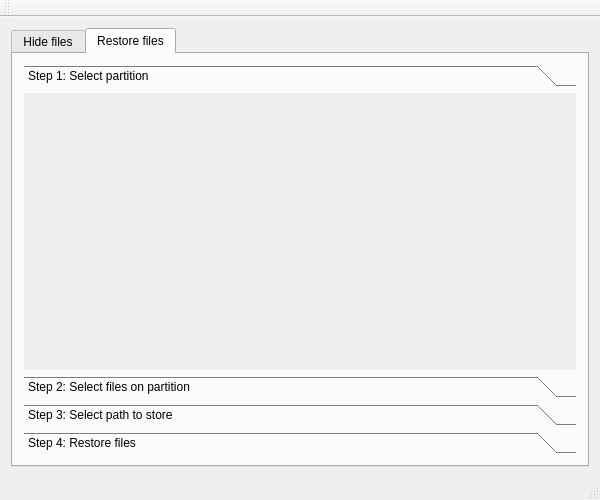
Before: the Qt Designer form gui/HideMeFatty/mainwindow.ui in stryku/HideMeFatty, drawn with Qt 5.
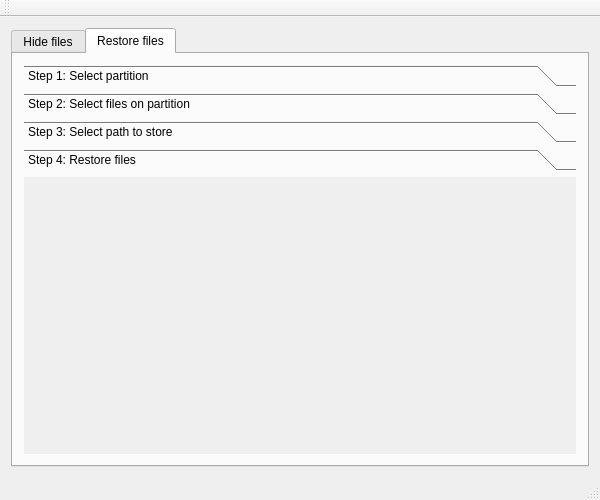
After: the same form once the commit is applied. The open tabs and pages were chosen to show the change.

Commit message: renamed steps

Diff of the .ui file:
```diff
--- a/gui/HideMeFatty/mainwindow.ui
+++ b/gui/HideMeFatty/mainwindow.ui
@@ -199,9 +199,9 @@
         <item row="0" column="0">
          <widget class="QToolBox" name="toolBox_2">
           <property name="currentIndex">
-           <number>0</number>
+           <number>3</number>
           </property>
-          <widget class="QWidget" name="step1">
+          <widget class="QWidget" name="restoringStep1">
            <property name="geometry">
             <rect>
              <x>0</x>
@@ -214,7 +214,7 @@
             <string>Step 1: Select partition</string>
            </attribute>
           </widget>
-          <widget class="QWidget" name="step2">
+          <widget class="QWidget" name="restoringStep2">
            <property name="geometry">
             <rect>
              <x>0</x>
@@ -227,12 +227,28 @@
             <string>Step 2: Select files on partition</string>
            </attribute>
           </widget>
-          <widget class="QWidget" name="step3">
+          <widget class="QWidget" name="restoringStep3">
+           <property name="geometry">
+            <rect>
+             <x>0</x>
+             <y>0</y>
+             <width>558</width>
+             <height>277</height>
+            </rect>
+           </property>
            <attribute name="label">
             <string>Step 3: Select path to store</string>
            </attribute>
           </widget>
-          <widget class="QWidget" name="step4">
+          <widget class="QWidget" name="restoringStep4">
+           <property name="geometry">
+            <rect>
+             <x>0</x>
+             <y>0</y>
+             <width>558</width>
+             <height>277</height>
+            </rect>
+           </property>
            <attribute name="label">
             <string>Step 4: Restore files</string>
            </attribute>
```
Left out of the diff: 35 changed lines with no effect on the pictures.
